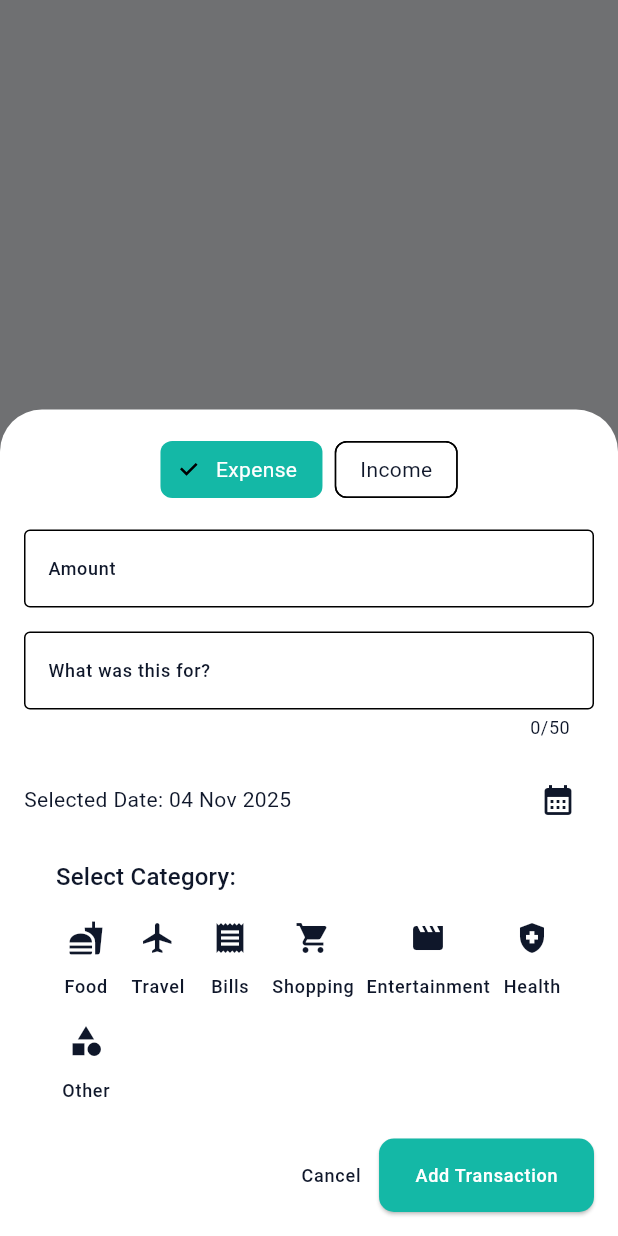
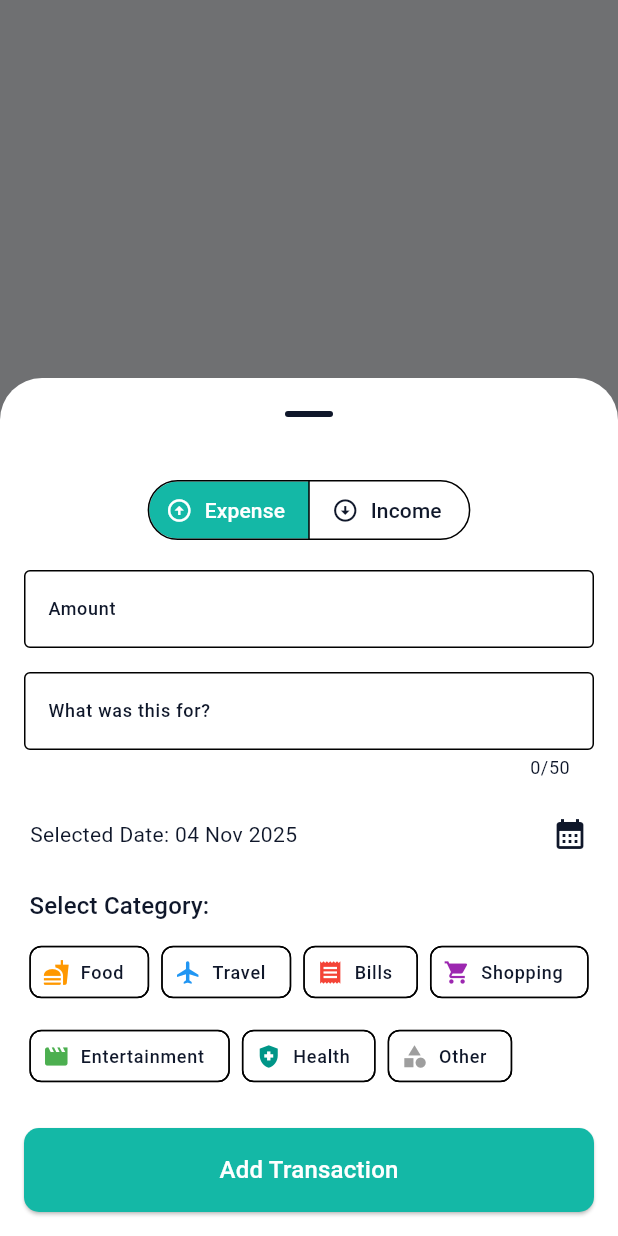
Before and after one commit to Rishab-ms/fintrack_app, a Flutter app: what showAddTransactionModal() shows on an empty page, opened directly, on a phone screen of 412 x 824 dp. Run offline on Flutter 3.47's test engine with Material 3 defaults, Android fonts, the light colour scheme and no system bars; our stand-ins replace fl_chart, flutter_riverpod, hive, hive_flutter, riverpod_annotation; accounts and stored records are empty; generated files the repository leaves out were written again.

Commit message:
Improve ad transaction ui

```diff
--- a/lib/features/transactions/presentation/widgets/add_transaction_modal.dart
+++ b/lib/features/transactions/presentation/widgets/add_transaction_modal.dart
@@ -44,7 +44,9 @@ class _AddTransactionModalState extends ConsumerState<AddTransactionModal> {
             colorScheme: Theme.of(context).colorScheme,
             textButtonTheme: TextButtonThemeData(
               style: TextButton.styleFrom(
-                foregroundColor: Theme.of(context).colorScheme.primary, // button text color
+                foregroundColor: Theme.of(
+                  context,
+                ).colorScheme.primary, // button text color
               ),
             ),
           ),
@@ -61,25 +63,11 @@ class _AddTransactionModalState extends ConsumerState<AddTransactionModal> {
 
   Future<void> _submitTransaction() async {
     if (_formKey.currentState!.validate()) {
-      if (_selectedType == TransactionType.expense && _selectedCategory == null) {
-        ScaffoldMessenger.of(context).showSnackBar(
-          SnackBar(
-            content: Text(
-              'Please select a category for expense.',
-              style: Theme.of(context).textTheme.bodyMedium?.copyWith(
-                    color: Theme.of(context).colorScheme.onError,
-                  ),
-            ),
-            backgroundColor: Theme.of(context).colorScheme.error,
-          ),
-        );
-        return;
-      }
-
       final enteredAmount = double.parse(_amountController.text);
 
-      final transactionRepository =
-          await ref.read(transactionRepositoryProvider.future);
+      final transactionRepository = await ref.read(
+        transactionRepositoryProvider.future,
+      );
       final newTransaction = Transaction(
         id: const Uuid().v4(),
         amount: enteredAmount,
@@ -104,52 +92,46 @@ class _AddTransactionModalState extends ConsumerState<AddTransactionModal> {
       padding: const EdgeInsets.all(AppSpacing.md),
       child: Form(
         key: _formKey,
+        child: SingleChildScrollView(
           child: Column(
             mainAxisSize: MainAxisSize.min,
             children: [
               // Type Toggle (Income/Expense)
-            Row(
-              mainAxisAlignment: MainAxisAlignment.center,
-              children: [
-                ChoiceChip(
-                  label: Text(
-                    'Expense',
-                    style: Theme.of(context).textTheme.bodyMedium?.copyWith(
-                          color: _selectedType == TransactionType.expense
-                              ? Theme.of(context).colorScheme.onPrimary
-                              : Theme.of(context).colorScheme.onSurface,
+              SegmentedButton<TransactionType>(
+                showSelectedIcon: false,
+                segments: const [
+                  ButtonSegment<TransactionType>(
+                    value: TransactionType.expense,
+                    label: Text('Expense'),
+                    icon: Icon(Icons.arrow_circle_up),
+                  ),
+                  ButtonSegment<TransactionType>(
+                    value: TransactionType.income,
+                    label: Text('Income'),
+
+                    icon: Icon(Icons.arrow_circle_down),
+                  ),
+                ],
+                selected: <TransactionType>{_selectedType},
+                onSelectionChanged: (Set<TransactionType> newSelection) {
+                  setState(() {
+                    _selectedType = newSelection.first;
+                    _selectedCategory =
+                        null; // Reset category when switching type
+                  });
+                },
+                style: SegmentedButton.styleFrom(
+                  selectedBackgroundColor: Theme.of(
+                    context,
+                  ).colorScheme.primary,
+                  selectedForegroundColor: Theme.of(
+                    context,
+                  ).colorScheme.onPrimary,
+                  foregroundColor: Theme.of(context).colorScheme.onSurface,
+                  side: BorderSide(
+                    color: Theme.of(context).colorScheme.outline,
                   ),
                 ),
-                  selected: _selectedType == TransactionType.expense,
-                  selectedColor: Theme.of(context).colorScheme.primary,
-                  onSelected: (selected) {
-                    setState(() {
-                      _selectedType = TransactionType.expense;
-                      _selectedCategory =
-                          null; // Reset category when switching to expense
-                    });
-                  },
-                ),
-                const SizedBox(width: AppSpacing.sm),
-                ChoiceChip(
-                  label: Text(
-                    'Income',
-                    style: Theme.of(context).textTheme.bodyMedium?.copyWith(
-                          color: _selectedType == TransactionType.income
-                              ? Theme.of(context).colorScheme.onPrimary
-                              : Theme.of(context).colorScheme.onSurface,
-                        ),
-                  ),
-                  selected: _selectedType == TransactionType.income,
-                  selectedColor: Theme.of(context).colorScheme.primary,
-                  onSelected: (selected) {
-                    setState(() {
-                      _selectedType = TransactionType.income;
-                      _selectedCategory = null; // Income has no category
-                    });
-                  },
-                ),
-              ],
               ),
               const SizedBox(height: AppSpacing.md),
               TextFormField(
@@ -221,120 +203,169 @@ class _AddTransactionModalState extends ConsumerState<AddTransactionModal> {
                 },
               ),
               const SizedBox(height: AppSpacing.md),
-            Row(
+              Material(
+                color: Colors.transparent,
+                child: InkWell(
+                  onTap: _presentDatePicker,
+                  borderRadius: BorderRadius.circular(AppSpacing.sm),
+                  child: Padding(
+                    padding: const EdgeInsets.symmetric(
+                      vertical: AppSpacing.sm,
+                      horizontal: AppSpacing.xs,
+                    ),
+                    child: Row(
                       children: [
                         Expanded(
                           child: Text(
                             'Selected Date: ${formatDate(_selectedDate)}',
-                    style: Theme.of(context).textTheme.bodyMedium?.copyWith(
-                          color: Theme.of(context).colorScheme.onSurface,
+                            style: Theme.of(context)
+                                .textTheme
+                                .bodyMedium
+                                ?.copyWith(
+                                  color:
+                                      Theme.of(context).colorScheme.onSurface,
                                 ),
                           ),
                         ),
-                IconButton(
-                  onPressed: _presentDatePicker,
-                  icon: Icon(
+                        Icon(
                           Icons.calendar_month,
                           color: Theme.of(context).colorScheme.onSurfaceVariant,
                         ),
+                      ],
                     ),
-              ],
+                  ),
+                ),
               ),
               const SizedBox(height: AppSpacing.md),
               // Category Selector (only for Expense)
-            if (_selectedType == TransactionType.expense)
-              Column(
+              AnimatedSize(
+                duration: const Duration(milliseconds: 300),
+                curve: Curves.easeInOut,
+                child: _selectedType == TransactionType.expense
+                    ? FormField<Category>(
+                        initialValue: _selectedCategory,
+                        validator: (value) {
+                          if (_selectedType == TransactionType.expense &&
+                              value == null) {
+                            return 'Please select a category for expense.';
+                          }
+                          return null;
+                        },
+                        builder: (FormFieldState<Category> state) {
+                          return Column(
                             crossAxisAlignment: CrossAxisAlignment.start,
                             children: [
                               Text(
                                 'Select Category:',
-                    style: Theme.of(context).textTheme.titleMedium?.copyWith(
-                          color: Theme.of(context).colorScheme.onSurface,
+                                style: Theme.of(context)
+                                    .textTheme
+                                    .titleMedium
+                                    ?.copyWith(
+                                      color: Theme.of(
+                                        context,
+                                      ).colorScheme.onSurface,
                                     ),
                               ),
                               const SizedBox(height: AppSpacing.sm),
                               Wrap(
-                    spacing: AppSpacing.sm, // gap between adjacent chips
-                    runSpacing: AppSpacing.sm, // gap between lines
-                    children: Category.values
-                        .map(
-                          (category) => GestureDetector(
-                            onTap: () {
+                                spacing: AppSpacing.sm,
+                                runSpacing: AppSpacing.sm,
+                                children: Category.values.map((category) {
+                                  final isSelected = state.value == category;
+                                  return InputChip(
+                                    label: Text(category.displayName),
+                                    selected: isSelected,
+                                    showCheckmark: false,
+                                    onSelected: (selected) {
                                       setState(() {
-                                _selectedCategory = category;
+                                        _selectedCategory =
+                                            selected ? category : null;
+                                        state.didChange(_selectedCategory);
                                       });
                                     },
-                            child: Column(
-                              children: [
-                                CircleAvatar(
-                                  backgroundColor: _selectedCategory == category
+                                    avatar: Icon(
+                                      category.icon,
+                                      color: isSelected
                                           ? Theme.of(context)
                                               .colorScheme
-                                          .primary
-                                          .withOpacity(0.3)
-                                      : Theme.of(context)
-                                          .colorScheme
-                                          .surfaceVariant,
-                                  child: Icon(
-                                    category.icon,
-                                    color: _selectedCategory == category
-                                        ? Theme.of(context).colorScheme.primary
-                                        : Theme.of(context)
-                                            .colorScheme
-                                            .onSurfaceVariant,
+                                              .onPrimary
+                                          : category.color,
                                     ),
-                                ),
-                                const SizedBox(height: AppSpacing.xs),
-                                Text(
-                                  category.displayName,
-                                  style: Theme.of(context)
+                                    labelStyle: Theme.of(context)
                                         .textTheme
                                         .labelSmall
                                         ?.copyWith(
-                                        color: _selectedCategory == category
-                                            ? Theme.of(context)
-                                                .colorScheme
-                                                .primary
+                                          color: isSelected
+                                              ? Theme.of(
+                                                  context,
+                                                ).colorScheme.onPrimary
+                                              : Theme.of(
+                                                  context,
+                                                ).colorScheme.onSurfaceVariant,
+                                        ),
+                                    selectedColor: category.color,
+                                    backgroundColor: Theme.of(
+                                      context,
+                                    ).colorScheme.surfaceVariant,
+                                    checkmarkColor: Theme.of(
+                                      context,
+                                    ).colorScheme.onPrimary,
+                                    side: BorderSide(
+                                      color: isSelected
+                                          ? category.color
                                           : Theme.of(context)
                                               .colorScheme
-                                                .onSurfaceVariant,
+                                              .outline,
+                                    ),
+                                  );
+                                }).toList(),
+                              ),
+                              if (state.hasError)
+                                Padding(
+                                  padding: const EdgeInsets.only(
+                                    top: AppSpacing.xs,
+                                  ),
+                                  child: Text(
+                                    state.errorText!,
+                                    style: Theme.of(context)
+                                        .textTheme
+                                        .bodySmall
+                                        ?.copyWith(
+                                          color: Theme.of(context)
+                                              .colorScheme
+                                              .error,
+                                        ),
                                   ),
                                 ),
                             ],
+                          );
+                        },
+                      )
+                    : const SizedBox.shrink(),
+              ),
+              const SizedBox(height: AppSpacing.lg),
+              SizedBox(
+                width: double.infinity,
+                child: ElevatedButton(
+                  onPressed: _submitTransaction,
+                  style: ElevatedButton.styleFrom(
+                    padding: const EdgeInsets.symmetric(
+                      vertical: AppSpacing.md,
                     ),
                   ),
-                        )
-                        .toList(),
-                  ),
-                ],
-              ),
-            const SizedBox(height: AppSpacing.lg),
-            Row(
-              mainAxisAlignment: MainAxisAlignment.end,
-              children: [
-                TextButton(
-                  onPressed: () {
-                    Navigator.pop(context);
-                  },
-                  child: Text(
-                    'Cancel',
-                    style: Theme.of(context).textTheme.labelSmall?.copyWith(
-                          color: Theme.of(context).colorScheme.onSurfaceVariant,
-                        ),
-                  ),
-                ),
-                ElevatedButton(
-                  onPressed: _submitTransaction,
                   child: Text(
                     'Add Transaction',
-                    style: Theme.of(context).textTheme.labelSmall?.copyWith(
+                    style: Theme.of(context).textTheme.titleMedium?.copyWith(
                       color: Theme.of(context).colorScheme.onPrimary,
                     ),
                   ),
                 ),
+              ),
+              SizedBox(
+                height: MediaQuery.of(context).padding.bottom,
+              ), // Safe area padding
             ],
           ),
-          ],
         ),
       ),
     );
@@ -346,6 +377,8 @@ void showAddTransactionModal(BuildContext context) {
   showModalBottomSheet(
     context: context,
     isScrollControlled: true,
+    showDragHandle: true,
+    useSafeArea: true,
     builder: (ctx) => Padding(
       padding: EdgeInsets.only(bottom: MediaQuery.of(ctx).viewInsets.bottom),
       child: const AddTransactionModal(),
--- a/lib/main.dart
+++ b/lib/main.dart
@@ -11,18 +11,6 @@ final themeModeProvider = StateProvider<ThemeMode>((ref) => ThemeMode.system);
 void main() async {
   WidgetsFlutterBinding.ensureInitialized();
   await HiveService.init();
-
-  // For debugging: Clear all transactions
-  //todo: remove this before submission
-  final container = ProviderContainer();
-  await container.read(
-    hiveServiceProvider.future,
-  ); // Ensure HiveService is initialized
-  final transactionRepository = await container.read(
-    transactionRepositoryProvider.future,
-  );
-  await transactionRepository.clearAllTransactions();
-  container.dispose();
   runApp(const ProviderScope(child: MyApp()));
 }
 
```
Lines whose indentation alone changed are shown as unchanged.
